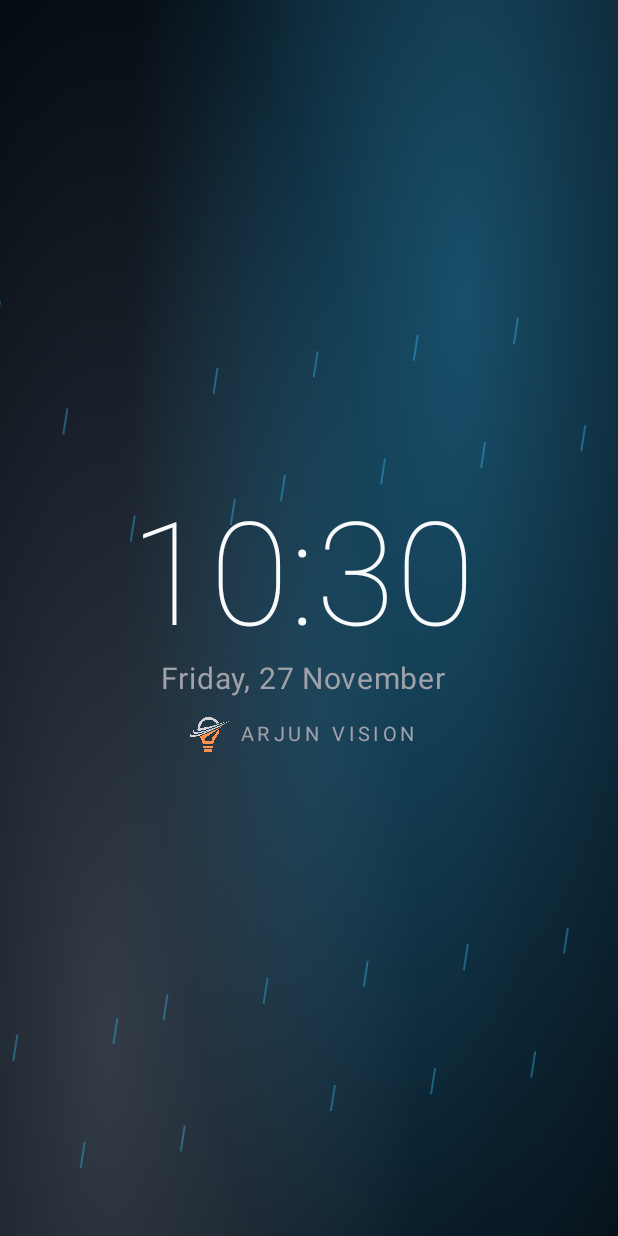
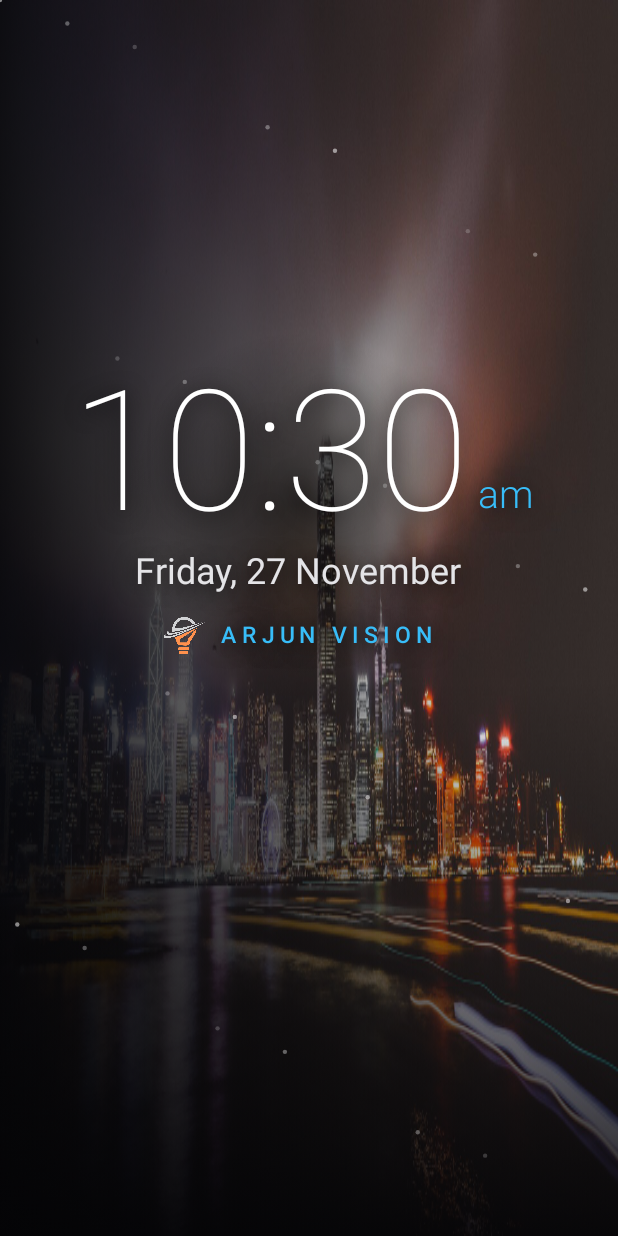
Before and after one commit to arjunvision/arjun-vision-tv, an Android app built with Jetpack Compose: the composable ScreensaverScreen shown on its own in the app's theme, on a phone screen of 412 x 824 dp. Run offline under Robolectric (Android 15) with nearby library versions, the phone set to English and light mode, and no system bars; 1 statement that could not run was skipped.

Commit message:
Phase 8: ambient screensaver and Android screensaver (DreamService)
- Shared ScreensaverContent: cinematic slideshow (Iron Man art + licensed
  photos), Home wallpaper or dark clock; big clock, gold am/pm, date,
  optional logo, subtle particles. Every minute it fades through black,
  changes slide and moves the clock (no burn-in). One baked backdrop layer.
- ArjunDreamService: "Arjun Vision" in Android's screensaver list, same
  look, non-interactive (any key wakes), nothing runs when not dreaming.
- Settings: screensaver style, logo on/off, open the TV's screensaver
  settings. Full-screen Vengeance/Shadow art for the slideshow.
- Tests: ScreensaverMathTest (19 unit tests pass). TV: 5-minute idle
  screensaver, slide change, 5 ms frames, key wakes; TV screensaver set to
  Arjun Vision with Sri's OK and verified. Sri confirmed on the TV.

Co-Authored-By: Claude Opus 5.5 <noreply@anthropic.com>

```diff
--- a/app/src/main/java/com/arjunvision/tvlauncher/data/wallpapers/WallpaperRepository.kt
+++ b/app/src/main/java/com/arjunvision/tvlauncher/data/wallpapers/WallpaperRepository.kt
@@ -27,6 +27,9 @@ class WallpaperRepository(private val context: Context) {
     val userArt: List<Wallpaper> by lazy { readList("ironman/user_art.json", "") { o -> o.optString("credit") } }
 
     val all: List<Wallpaper> get() = userArt + bundled
+
+    /** Screensaver slideshow: everything except the half-screen Home heroes (their full-screen versions are in). */
+    val slideshow: List<Wallpaper> get() = all.filterNot { it.id.startsWith("ironman_hero_") }
 
     fun byId(id: String?): Wallpaper? = id?.let { wanted -> all.firstOrNull { it.id == wanted } }
 
--- a/app/src/main/java/com/arjunvision/tvlauncher/domain/models/Models.kt
+++ b/app/src/main/java/com/arjunvision/tvlauncher/domain/models/Models.kt
@@ -40,7 +40,17 @@ data class AppSettings(
     val favourites: List<String>? = null,
     /** Home wallpaper: null = automatic (Iron Man heroes if present), "theme" = theme photo, else a wallpaper id. */
     val wallpaperId: String? = null,
+    /** Look of the screensaver (inside the launcher and Android's own screensaver). */
+    val screensaverStyle: ScreensaverStyle = ScreensaverStyle.SLIDESHOW,
+    /** Small bulb logo + "ARJUN VISION" under the screensaver clock. */
+    val screensaverLogo: Boolean = true,
 )
+
+enum class ScreensaverStyle(val label: String) {
+    SLIDESHOW("Cinematic slideshow"),
+    HOME_WALLPAPER("Home wallpaper"),
+    DARK("Dark clock"),
+}
 
 /** A launchable app discovered through PackageManager. */
 data class LauncherApp(
--- a/app/src/main/java/com/arjunvision/tvlauncher/ui/LauncherRoot.kt
+++ b/app/src/main/java/com/arjunvision/tvlauncher/ui/LauncherRoot.kt
@@ -69,7 +69,7 @@ fun LauncherRoot(viewModel: LauncherViewModel) {
             Screen.Wallpapers -> WallpapersScreen(state = state, viewModel = viewModel)
             is Screen.Entertainment -> EntertainmentScreen(state = state, viewModel = viewModel, gamingFirst = screen.gaming)
             Screen.ThemePreview -> HomeScreen(state = state, viewModel = viewModel, preview = preview)
-            Screen.Screensaver -> ScreensaverScreen(state = state)
+            Screen.Screensaver -> ScreensaverScreen(state = state, viewModel = viewModel)
         }
     }
     hubPicker?.let { device ->
--- a/app/src/main/java/com/arjunvision/tvlauncher/ui/LauncherViewModel.kt
+++ b/app/src/main/java/com/arjunvision/tvlauncher/ui/LauncherViewModel.kt
@@ -203,6 +203,12 @@ class LauncherViewModel(application: Application) : AndroidViewModel(application
     /** Opens Android's own "Home app" chooser so the original Xiaomi launcher is always one step away. */
     /** Home button helper status for Settings (Sri switches it on in Accessibility himself). */
     fun homeButtonHelperOn(): Boolean = com.arjunvision.tvlauncher.platform.home.StockHome.isEnabled(app)
+
+    /** Android's screensaver settings, where Sri picks "Arjun Vision" himself. */
+    fun openScreensaverSettings() {
+        runCatching { app.startActivity(Intent(Settings.ACTION_DREAM_SETTINGS).addFlags(Intent.FLAG_ACTIVITY_NEW_TASK)) }
+            .onFailure { openSystemHomeSettings() }
+    }
 
     fun openAccessibilitySettings() {
         runCatching { app.startActivity(Intent(Settings.ACTION_ACCESSIBILITY_SETTINGS).addFlags(Intent.FLAG_ACTIVITY_NEW_TASK)) }
--- a/app/src/main/java/com/arjunvision/tvlauncher/ui/screensaver/ScreensaverScreen.kt
+++ b/app/src/main/java/com/arjunvision/tvlauncher/ui/screensaver/ScreensaverScreen.kt
@@ -11,22 +11,33 @@ import androidx.compose.foundation.layout.Spacer
 import androidx.compose.foundation.layout.fillMaxSize
 import androidx.compose.foundation.layout.height
 import androidx.compose.foundation.layout.offset
+import androidx.compose.foundation.layout.size
 import androidx.compose.foundation.layout.width
 import androidx.compose.material3.Text
 import androidx.compose.runtime.Composable
 import androidx.compose.runtime.LaunchedEffect
 import androidx.compose.runtime.getValue
+import androidx.compose.runtime.mutableIntStateOf
 import androidx.compose.runtime.mutableStateOf
 import androidx.compose.runtime.produceState
 import androidx.compose.runtime.remember
 import androidx.compose.runtime.setValue
 import androidx.compose.ui.Alignment
 import androidx.compose.ui.Modifier
+import androidx.compose.ui.geometry.Offset
+import androidx.compose.ui.graphics.Brush
+import androidx.compose.ui.graphics.Color
+import androidx.compose.ui.graphics.Shadow
 import androidx.compose.ui.graphics.graphicsLayer
+import androidx.compose.ui.text.TextStyle
 import androidx.compose.ui.text.font.FontWeight
 import androidx.compose.ui.unit.dp
 import androidx.compose.ui.unit.sp
+import com.arjunvision.tvlauncher.domain.models.AppSettings
+import com.arjunvision.tvlauncher.domain.models.ParticleStyle
+import com.arjunvision.tvlauncher.domain.models.ScreensaverStyle
 import com.arjunvision.tvlauncher.ui.LauncherUiState
+import com.arjunvision.tvlauncher.ui.LauncherViewModel
 import com.arjunvision.tvlauncher.ui.components.CinematicBackdrop
 import com.arjunvision.tvlauncher.ui.components.LogoMark
 import com.arjunvision.tvlauncher.ui.components.ParticleLayer
@@ -38,14 +49,27 @@ import java.util.Locale
 import kotlin.random.Random
 import kotlinx.coroutines.delay
 
+/** In-launcher screensaver (after N idle minutes on Home). Same look as Android's screensaver. */
+@Composable
+fun ScreensaverScreen(state: LauncherUiState, viewModel: LauncherViewModel) {
+    val settings = state.settings
+    ScreensaverContent(
+        settings = settings,
+        slides = remember { viewModel.wallpapers.slideshow.map { it.source } },
+        homeWallpaper = viewModel.wallpapers.resolve(settings.wallpaperId, settings.profile, LauncherStyle.wallpaperPath)?.source,
+    )
+}
+
 /**
- * Ambient clock screensaver inside the launcher. Every 60 s the clock fades out, moves to a new
- * random spot and fades back in, so nothing burns into the panel. Any remote key closes it.
- * Android's own system screensaver still runs on its own schedule; this one never replaces it.
+ * ARJUN VISION ambient screensaver (CINEMATIC OS).
+ * - [ScreensaverStyle.SLIDESHOW]: Sri's Iron Man art + the licensed photos, a new one every minute.
+ * - [ScreensaverStyle.HOME_WALLPAPER]: the Home wallpaper.
+ * - [ScreensaverStyle.DARK]: dark aurora (the original look).
+ * Every minute everything fades through black and the clock moves, so nothing burns into the panel.
+ * The background is ONE baked opaque layer ([CinematicBackdrop]); the black veil is only drawn while fading.
  */
 @Composable
-fun ScreensaverScreen(state: LauncherUiState) {
-    val settings = state.settings
+fun ScreensaverContent(settings: AppSettings, slides: List<String>, homeWallpaper: String?) {
     val animate = !settings.liteMode && settings.animation.factor > 0f
     val now by produceState(initialValue = Date()) {
         while (true) {
@@ -54,43 +78,91 @@ fun ScreensaverScreen(state: LauncherUiState) {
         }
     }
     val time = remember(settings.clock24h) { SimpleDateFormat(if (settings.clock24h) "HH:mm" else "h:mm", Locale.getDefault()) }
+    val amPm = remember { SimpleDateFormat("a", Locale.getDefault()) }
     val date = remember { SimpleDateFormat("EEEE, d MMMM", Locale.getDefault()) }
-    val alpha = remember { Animatable(0f) }
-    var spot by remember { mutableStateOf(0.5f to 0.5f) }
 
-    LaunchedEffect(Unit) {
+    val veil = remember { Animatable(1f) } // 1 = black, 0 = fully visible
+    var slide by remember { mutableIntStateOf(if (slides.isEmpty()) 0 else Random.nextInt(slides.size)) }
+    var spot by remember { mutableStateOf(ScreensaverMath.nextSpot(Random)) }
+
+    LaunchedEffect(settings.screensaverStyle, slides.size) {
         while (true) {
-            alpha.animateTo(1f, tween(1200))
+            veil.animateTo(0f, tween(1_600))
             delay(60_000)
-            alpha.animateTo(0f, tween(900))
-            spot = Random.nextFloat() * 0.8f + 0.1f to Random.nextFloat() * 0.8f + 0.1f
+            veil.animateTo(1f, tween(1_000))
+            if (settings.screensaverStyle == ScreensaverStyle.SLIDESHOW) slide = ScreensaverMath.nextIndex(slide, slides.size)
+            spot = ScreensaverMath.nextSpot(Random)
         }
     }
 
+    val wallpaper = when (settings.screensaverStyle) {
+        ScreensaverStyle.SLIDESHOW -> slides.getOrNull(slide) ?: homeWallpaper
+        ScreensaverStyle.HOME_WALLPAPER -> homeWallpaper
+        ScreensaverStyle.DARK -> null
+    }
+    val textShadow = Shadow(Color.Black.copy(alpha = 0.75f), Offset(0f, 3f), blurRadius = 18f)
+
     Box(modifier = Modifier.fillMaxSize()) {
-        CinematicBackdrop(wallpaperPath = null, animate = animate)
-        ParticleLayer(style = LauncherStyle.particles, animate = animate)
+        CinematicBackdrop(
+            wallpaperPath = wallpaper,
+            animate = animate && wallpaper == null,
+            aurora = wallpaper == null,
+        )
+        if (animate) ParticleLayer(style = ParticleStyle.STARS, animate = true)
         BoxWithConstraints(modifier = Modifier.fillMaxSize()) {
-            val blockW = 420.dp
-            val blockH = 170.dp
-            val x = (maxWidth - blockW) * spot.first
-            val y = (maxHeight - blockH) * spot.second
-            Column(
-                horizontalAlignment = Alignment.CenterHorizontally,
+            val blockW = 520.dp
+            val blockH = 230.dp
+            Box(
                 modifier = Modifier
-                    .offset(x = x, y = y)
-                    .width(blockW)
-                    .graphicsLayer { this.alpha = alpha.value },
+                    .offset(x = (maxWidth - blockW) * spot.first, y = (maxHeight - blockH) * spot.second)
+                    .size(blockW, blockH)
+                    // Soft dark pool behind the clock so it reads on any photo (small area, cheap).
+                    .background(Brush.radialGradient(listOf(Color.Black.copy(alpha = 0.55f), Color.Transparent))),
+                contentAlignment = Alignment.Center,
             ) {
-                Text(time.format(now), color = LauncherColors.TextPrimary, fontSize = 96.sp, fontWeight = FontWeight.Thin)
-                Text(date.format(now), color = LauncherColors.TextSecondary, fontSize = 20.sp)
-                Spacer(Modifier.height(12.dp))
-                Row(verticalAlignment = Alignment.CenterVertically) {
-                    LogoMark(size = 26.dp)
-                    Spacer(Modifier.width(8.dp))
-                    Text("ARJUN VISION", color = LauncherColors.TextSecondary, fontSize = 13.sp, letterSpacing = 3.sp)
+                Column(horizontalAlignment = Alignment.CenterHorizontally) {
+                    Row(verticalAlignment = Alignment.Bottom) {
+                        Text(
+                            time.format(now),
+                            style = TextStyle(color = Color.White, fontSize = 112.sp, fontWeight = FontWeight.Thin, shadow = textShadow),
+                        )
+                        if (!settings.clock24h) {
+                            Text(
+                                amPm.format(now).lowercase(Locale.getDefault()),
+                                style = TextStyle(color = LauncherColors.Blue, fontSize = 26.sp, fontWeight = FontWeight.Light, shadow = textShadow),
+                                modifier = Modifier.offset(x = 6.dp, y = (-22).dp),
+                            )
+                        }
+                    }
+                    Text(
+                        date.format(now),
+                        style = TextStyle(color = Color(0xFFE4E4E7), fontSize = 24.sp, shadow = textShadow),
+                    )
+                    if (settings.screensaverLogo) {
+                        Spacer(Modifier.height(14.dp))
+                        Row(verticalAlignment = Alignment.CenterVertically) {
+                            LogoMark(size = 28.dp)
+                            Spacer(Modifier.width(10.dp))
+                            Text(
+                                "ARJUN VISION",
+                                style = TextStyle(color = LauncherColors.Blue, fontSize = 15.sp, fontWeight = FontWeight.SemiBold, letterSpacing = 4.sp, shadow = textShadow),
+                            )
+                        }
+                    }
                 }
             }
         }
+        if (veil.value > 0.01f) {
+            Box(Modifier.fillMaxSize().graphicsLayer { alpha = veil.value }.background(Color.Black))
+        }
     }
 }
+
+/** Pure helpers (unit-tested in ScreensaverMathTest). */
+object ScreensaverMath {
+    fun nextIndex(current: Int, size: Int): Int = if (size <= 0) 0 else (current + 1).mod(size)
+
+    /** Where the clock block goes (fractions of the free space), kept away from the very edges (overscan). */
+    fun nextSpot(random: Random): Pair<Float, Float> =
+        (0.06f + random.nextFloat() * 0.88f) to (0.08f + random.nextFloat() * 0.84f)
+}
--- a/app/src/main/res/values/strings.xml
+++ b/app/src/main/res/values/strings.xml
@@ -3,4 +3,5 @@
     <string name="app_name">ARJUN VISION TV</string>
     <string name="home_button_name">Arjun Vision Home button</string>
     <string name="home_button_description">Makes the remote\'s Home button open ARJUN VISION TV instead of the Google TV home screen. It only notices when the Google TV home screen appears. It cannot read what is on screen, does not watch keys, and stores or sends nothing. Turn it off here to get the Google TV home screen back.</string>
+    <string name="dream_name">Arjun Vision</string>
 </resources>
--- /dev/null
+++ b/app/src/main/res/xml/dream_info.xml
@@ -0,0 +1,3 @@
+<?xml version="1.0" encoding="utf-8"?>
+<!-- Arjun Vision screensaver. Appearance is set in the launcher (Settings > Screensaver style / logo). -->
+<dream xmlns:android="http://schemas.android.com/apk/res/android" />
```
Also changed, not shown: app/src/main/AndroidManifest.xml (+18 -0 lines), app/src/main/java/com/arjunvision/tvlauncher/data/preferences/DataStoreSettingsRepository.kt (+7 -0 lines), app/src/main/java/com/arjunvision/tvlauncher/platform/screensaver/ArjunDreamService.kt (added, +99 -0 lines), app/src/main/java/com/arjunvision/tvlauncher/ui/settings/SettingsScreen.kt (+19 -1 lines), 9 other files.
